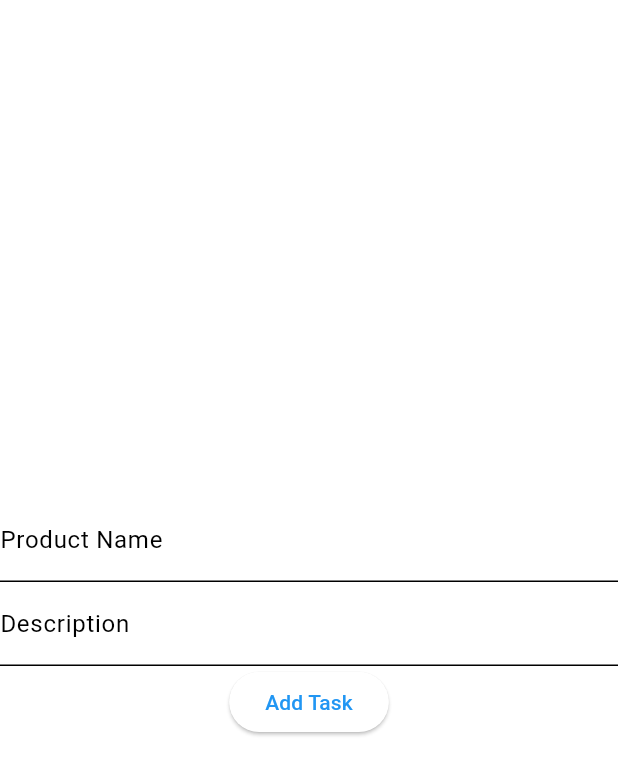
After one commit to Zianur-6am/SQFlite-CRUD, a Flutter app: the AddUpdateClass screen opened directly, on a phone screen of 412 x 824 dp. The commit adds this screen. Shown: the top 775 px of the screen. Run offline on Flutter 3.47's test engine with Material 3 defaults, Android fonts, the phone set to English and light mode, and no system bars; our stand-ins replace get, sqflite; accounts and stored records are empty.

Commit message:
Add task added

```diff
--- a/lib/main.dart
+++ b/lib/main.dart
@@ -1,4 +1,5 @@
 import 'package:flutter/material.dart';
+import 'package:get/get.dart';
 import 'package:sqflite_crud_practice_project/screens/home.dart';
 
 void main() {
@@ -11,7 +12,7 @@ class MyApp extends StatelessWidget {
   // This widget is the root of your application.
   @override
   Widget build(BuildContext context) {
-    return MaterialApp(
+    return GetMaterialApp(
       debugShowCheckedModeBanner: false,
       title: 'Flutter Demo',
       theme: ThemeData(
--- /dev/null
+++ b/lib/screens/add_task.dart
@@ -0,0 +1,72 @@
+import 'package:flutter/material.dart';
+import 'package:sqflite_crud_practice_project/services/database_service.dart';
+
+class AddUpdateClass extends StatefulWidget {
+  const AddUpdateClass({super.key});
+
+  @override
+  State<AddUpdateClass> createState() => _AddUpdateClassState();
+}
+
+class _AddUpdateClassState extends State<AddUpdateClass> {
+
+  final DatabaseService _databaseService = DatabaseService.instance;
+
+  String _task = '';
+
+
+  @override
+  Widget build(BuildContext context) {
+    return Scaffold(
+      body: Center(
+        child: Column(
+          mainAxisAlignment: MainAxisAlignment.center,
+          children: [
+            TextFormField(
+              decoration: InputDecoration(labelText: 'Product Name'),
+              validator: (value) {
+                if (value!.isEmpty) return 'Please enter a product name.';
+                return null;
+              },
+              onChanged: (value) {
+                setState(() {
+                  _task= value;
+                });
+              },
+            ),
+
+            TextFormField(
+              decoration: InputDecoration(labelText: 'Description'),
+              validator: (value) {
+                if (value!.isEmpty) return 'Please enter a description.';
+                return null;
+              },
+              onChanged: (value) {
+                setState(() {
+                  _task = value;
+                });
+              },
+            ),
+            ElevatedButton(
+                onPressed: (){
+                  if(_task != null || _task != ""){
+                    _databaseService.addTask(_task!);
+
+                    setState(() {
+                      _task = "";
+                    });
+                    //Terminating the dialog
+                    Navigator.pop(context);
+                  }
+                  else{
+                    ScaffoldMessenger.of(context).showSnackBar(const SnackBar( content: Text("Sending Message"),));
+                  }
+                },
+                child: Text("Add Task"),
+            ),
+          ],
+        ),
+      ),
+    );
+  }
+}
--- a/pubspec.yaml
+++ b/pubspec.yaml
@@ -37,6 +37,7 @@ dependencies:
   cupertino_icons: ^1.0.8
   sqflite: ^2.4.0
   path: ^1.9.0
+  get: ^4.6.6
 
 dev_dependencies:
   flutter_test:
```
Also changed, not shown: lib/screens/home.dart (+42 -4 lines), pubspec.lock.
